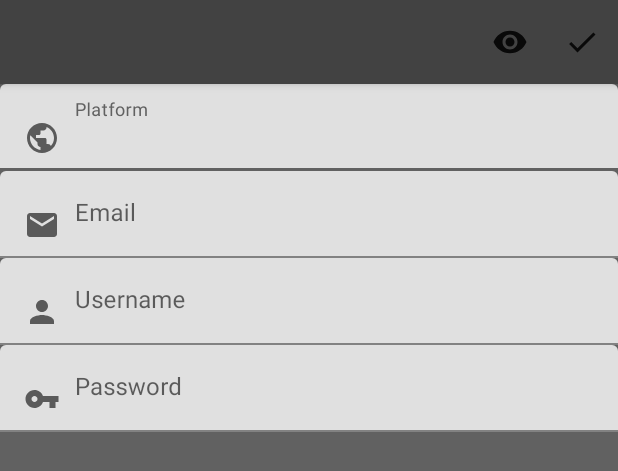
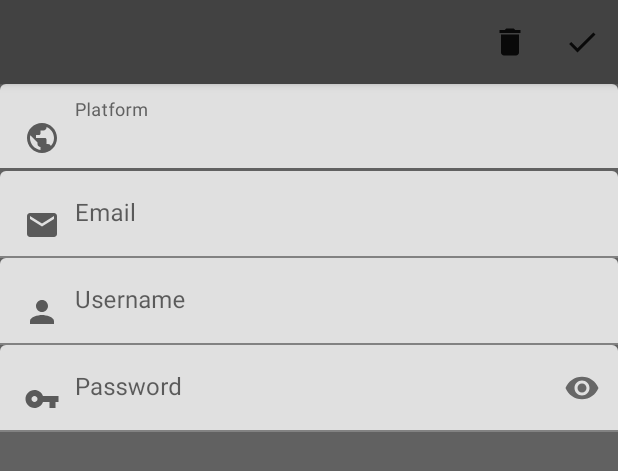
Before and after one commit to Aki-98/CryptedAccounts, an Android app: the layout fragment_add_or_upd_account.xml on its own in the app's theme, with its tools: preview values and no code run, on a phone screen of 412 x 824 dp. Shown: the top 471 px of the screen. Run offline under Robolectric (Android 15) with nearby library versions, the phone set to English and light mode, and no system bars.

Commit message:
delete account

```diff
--- a/app/build.gradle
+++ b/app/build.gradle
@@ -28,7 +28,6 @@ android {
 
 dependencies {
     implementation 'androidx.recyclerview:recyclerview:1.1.0'
-    def room_version = "2.2.5"
 
     implementation fileTree(dir: "libs", include: ["*.jar"])
     implementation 'androidx.appcompat:appcompat:1.2.0'
@@ -36,9 +35,6 @@ dependencies {
     testImplementation 'junit:junit:4.12'
     androidTestImplementation 'androidx.test.ext:junit:1.1.2'
     androidTestImplementation 'androidx.test.espresso:espresso-core:3.3.0'
-
-    implementation "androidx.room:room-runtime:$room_version"
-    annotationProcessor "androidx.room:room-compiler:$room_version"
 
     implementation 'com.google.code.gson:gson:2.8.6'
 
--- a/app/src/main/java/at/mike/accountmanager/AccountFragment.java
+++ b/app/src/main/java/at/mike/accountmanager/AccountFragment.java
@@ -33,7 +33,7 @@ public class AccountFragment extends Fragment {
 
         RecyclerView recyclerView = view.findViewById(R.id.recyclerview_accounts);
         EncryptionManager encryptionManager = new EncryptionManager(getContext());
-        AccountAdapter accountAdapter = new AccountAdapter();
+        AccountAdapter accountAdapter = new AccountAdapter(masterKey);
 
         try {
             accountAdapter.setAccounts(encryptionManager.getEncryptedAccounts(masterKey));
@@ -47,7 +47,7 @@ public class AccountFragment extends Fragment {
 
         FloatingActionButton fabAddAcc = view.findViewById(R.id.fab_add_account);
         fabAddAcc.setOnClickListener((View v) -> {
-            activityCallbackListener.onCallback(masterKey, Constants.ADD_NEW_ACC);
+            activityCallbackListener.onCallback(masterKey, Constants.ADD_NEW_ACC, null);
         });
 
         return view;
--- a/app/src/main/java/at/mike/accountmanager/ActivityCallback.java
+++ b/app/src/main/java/at/mike/accountmanager/ActivityCallback.java
@@ -1,5 +1,5 @@
 package at.mike.accountmanager;
 
 public interface ActivityCallback {
-    void onCallback(String master_key, int mode);
+    void onCallback(String master_key, int mode, Account account);
 }
--- a/app/src/main/java/at/mike/accountmanager/MainActivity.java
+++ b/app/src/main/java/at/mike/accountmanager/MainActivity.java
@@ -23,7 +23,7 @@ public class MainActivity extends AppCompatActivity implements ActivityCallback
     }
 
     @Override
-    public void onCallback(String master_key, int mode) {
+    public void onCallback(String master_key, int mode, Account account) {
         FragmentManager fm = getSupportFragmentManager();
         Fragment fragment = null;
 
@@ -34,9 +34,11 @@ public class MainActivity extends AppCompatActivity implements ActivityCallback
 
             case Constants.OPEN_ADD_ACC_FRG:
             case Constants.ADD_NEW_ACC:
-                fragment = new AddOrUpdAccountFragment(master_key, Constants.ADD_NEW_ACC);
+                fragment = new AddOrUpdAccountFragment(master_key, Constants.ADD_NEW_ACC, null);
                 break;
 
+            case Constants.UPD_ACC:
+                fragment = new AddOrUpdAccountFragment(master_key, Constants.UPD_ACC, account);
             default:
                 break;
         }
--- a/app/src/main/java/at/mike/accountmanager/StartFragment.java
+++ b/app/src/main/java/at/mike/accountmanager/StartFragment.java
@@ -70,7 +70,7 @@ public class StartFragment extends Fragment {
                 }
 
                 // go back to MainActivity
-                activityCallbackListener.onCallback(master_key, Constants.OPEN_ACC_FRG);
+                activityCallbackListener.onCallback(master_key, Constants.OPEN_ACC_FRG, null);
             });
         }
         else if (view.getId() == R.id.fragment_start_layout) {
@@ -91,7 +91,7 @@ public class StartFragment extends Fragment {
                     String savedKey = encryptionManager.get("MASTER_KEY", master_key);
 
                     // go back to MainActivity
-                    activityCallbackListener.onCallback(master_key, Constants.OPEN_ACC_FRG);
+                    activityCallbackListener.onCallback(master_key, Constants.OPEN_ACC_FRG, null);
                 } catch (javax.crypto.AEADBadTagException e) {
                     Toast.makeText(getContext(), "invalid key", Toast.LENGTH_SHORT).show();
                 }
--- /dev/null
+++ b/app/src/main/res/drawable/ic_delete.xml
@@ -0,0 +1,10 @@
+<vector xmlns:android="http://schemas.android.com/apk/res/android"
+    android:width="24dp"
+    android:height="24dp"
+    android:viewportWidth="24"
+    android:viewportHeight="24"
+    android:tint="?attr/colorControlNormal">
+  <path
+      android:fillColor="@android:color/white"
+      android:pathData="M6,19c0,1.1 0.9,2 2,2h8c1.1,0 2,-0.9 2,-2V7H6v12zM19,4h-3.5l-1,-1h-5l-1,1H5v2h14V4z"/>
+</vector>
--- a/app/src/main/res/layout/fragment_add_or_upd_account.xml
+++ b/app/src/main/res/layout/fragment_add_or_upd_account.xml
@@ -80,7 +80,8 @@
 
         <com.google.android.material.textfield.TextInputLayout
             android:layout_width="match_parent"
-            android:layout_height="wrap_content">
+            android:layout_height="wrap_content"
+            app:passwordToggleEnabled="true">
 
             <com.google.android.material.textfield.TextInputEditText
                 android:id="@+id/textPassword"
--- a/app/src/main/res/menu/menu_add_upd_acc.xml
+++ b/app/src/main/res/menu/menu_add_upd_acc.xml
@@ -2,13 +2,13 @@
 <menu xmlns:android="http://schemas.android.com/apk/res/android"
     xmlns:app="http://schemas.android.com/apk/res-auto">
     <item
-        android:id="@+id/visible"
-        android:title="visible"
-        android:icon="@drawable/ic_visible_on"
+        android:id="@+id/account_delete"
+        android:title="delete"
+        android:icon="@drawable/ic_delete"
         app:showAsAction="ifRoom">
     </item>
     <item
-        android:id="@+id/check"
+        android:id="@+id/account_update"
         android:title="check"
         android:icon="@drawable/ic_baseline_check_24"
         app:showAsAction="ifRoom">
```
Also changed, not shown: app/src/main/java/at/mike/accountmanager/Account.java (+1 -12 lines), app/src/main/java/at/mike/accountmanager/AccountAdapter.java (+11 -7 lines), app/src/main/java/at/mike/accountmanager/AddOrUpdAccountFragment.java (+34 -17 lines), app/src/main/java/at/mike/accountmanager/EncryptionManager.java (+18 -0 lines), app/src/main/res/layout/item_account.xml (+2 -8 lines).
